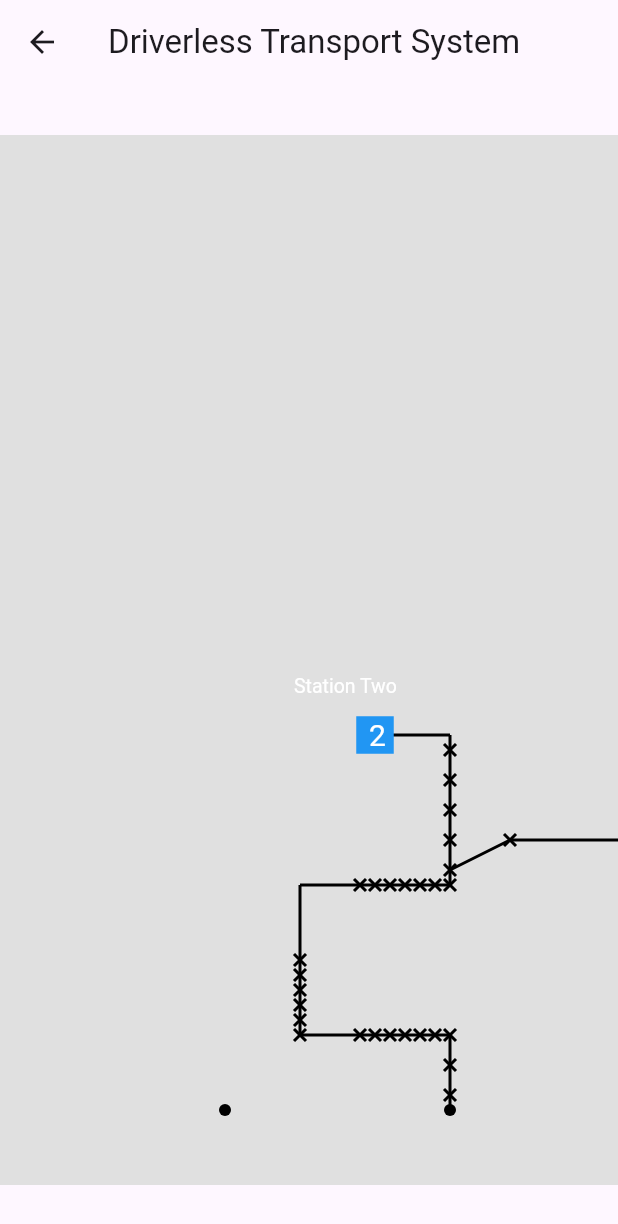
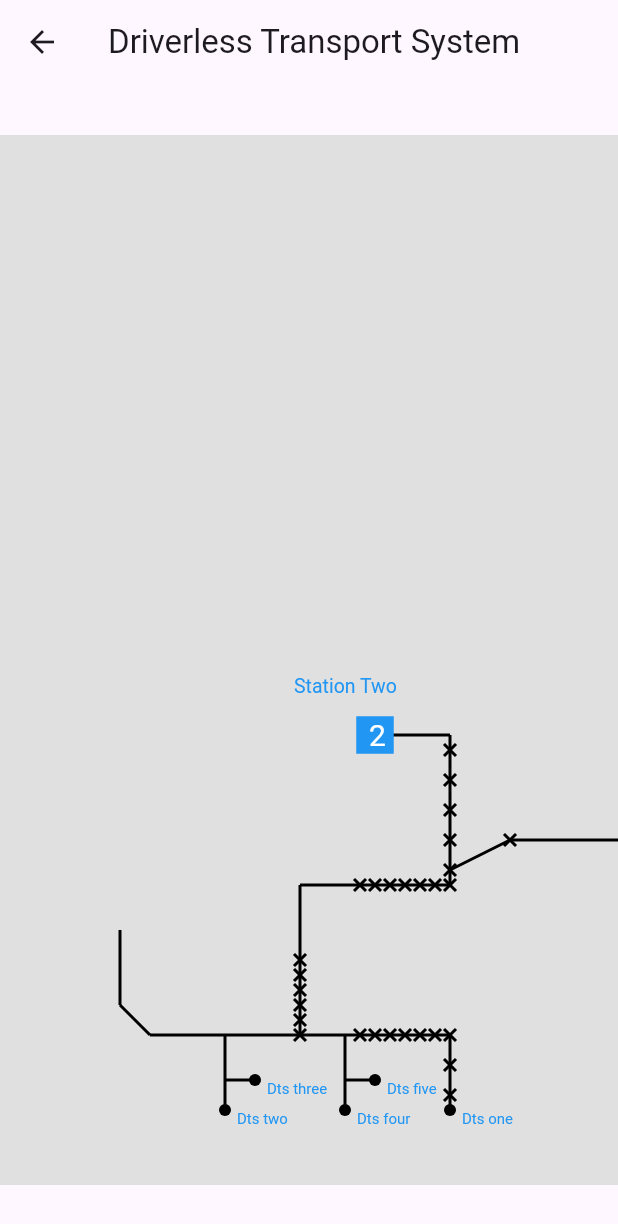
Before and after one commit to shahinshopon/Visualization_Dts, a Flutter app: the screen it shows after launch, after a tap on an icon or button, on a phone screen of 412 x 824 dp. Shown: the top 1224 px of the screen. Run offline on Flutter 3.47's test engine with Material 3 defaults, Android fonts, the phone set to English and light mode, and no system bars; network calls fail.

Commit message:
updating_layer_screen

```diff
--- a/test_frontend/dts_visu_frontend/lib/layer_screen.dart
+++ b/test_frontend/dts_visu_frontend/lib/layer_screen.dart
@@ -143,17 +143,24 @@ class DTSVisualizationAppTwo extends StatelessWidget {
     Layer([], 500, 500, 450, 400),
     Layer([
       // Waypoint(630, 470, 4),
-    ], 610, 630, 450, 470)
-    // Layer([
-    //   Waypoint(80, 530, 2),
-    //   Waypoint(80, 580, 2),
-    //   Waypoint(100, 600, 2),
-    //   Waypoint(200, 600, 2),
-    // ], 0, 300, 0, 300),
-    // Layer([
-    //   Waypoint(150, 600, 3),
-    //   Waypoint(150, 650, 3),
-    // ], 0, 300, 0, 300),
+    ], 610, 630, 450, 470),
+    Layer([
+     // Waypoint(80, 530, 2),
+     // Waypoint(80, 580, 2),
+     // Waypoint(100, 600, 2),
+     // Waypoint(200, 600, 2),
+    ], 100, 200, 600, 600),
+    Layer([
+
+    ], 80, 100, 580, 600),
+    Layer([], 80, 80, 530, 580),
+    Layer([
+     // Waypoint(150, 600, 3),
+     // Waypoint(150, 650, 3),
+    ], 150, 150, 600, 650),//dts
+    Layer([], 150, 170, 630, 630),//dts
+    Layer([], 230, 230, 600, 650),//dts
+    Layer([], 230, 250, 630, 630),//dts
   ];
 
   final List<Station> stations = [
@@ -162,8 +169,11 @@ class DTSVisualizationAppTwo extends StatelessWidget {
   ];
 
   final List<DTS> dtsList = [
-    DTS(300, 650),
-    DTS(150, 650),
+    DTS(300, 650,'Dts one'),
+    DTS(150, 650,'Dts two'),
+    DTS(170, 630,'Dts three'),
+    DTS(230, 650,'Dts four'),
+    DTS(250, 630,'Dts five'),
   ];
 
   @override
@@ -268,7 +278,7 @@ class DTSVisualizationPainter extends CustomPainter {
       painterTwo.text = TextSpan(
         text: station.name,
         style: const TextStyle(
-          color: Colors.white,
+          color: Colors.blue,
           fontSize: 13.0,
         ),
       );
@@ -283,10 +293,33 @@ class DTSVisualizationPainter extends CustomPainter {
 
     }
 
+
+    // for dts name start
+    TextPainter painterThree;
+    painterThree = TextPainter(
+      textAlign: TextAlign.center,
+      textDirection: TextDirection.ltr,
+    );
+   // for dts name end
     // Draw DTS
     for (final dts in dtsList) {
       paint.color = Colors.black;
       canvas.drawCircle(Offset(dts.x, dts.y), 4, paint);
+     // for dts name start
+      painterThree.text = TextSpan(
+        text: dts.name,
+        style: const TextStyle(
+          color: Colors.blue,
+          fontSize: 10.0,
+        ),
+      );
+      Offset positionThree = Offset(
+        dts.x + 8.0,
+        dts.y ,
+      );
+      painterThree.layout();
+      painterThree.paint(canvas, positionThree);
+ // for dts name end
     }
   }
 
--- a/test_frontend/dts_visu_frontend/lib/test.dart
+++ b/test_frontend/dts_visu_frontend/lib/test.dart
@@ -32,8 +32,8 @@ class Station {
 class DTS {
   final double x;
   final double y;
-
-  DTS(this.x, this.y);
+  final String name;
+  DTS(this.x, this.y,this.name);
 }
 
 // class DTSVisualizationApp extends StatelessWidget {
```
